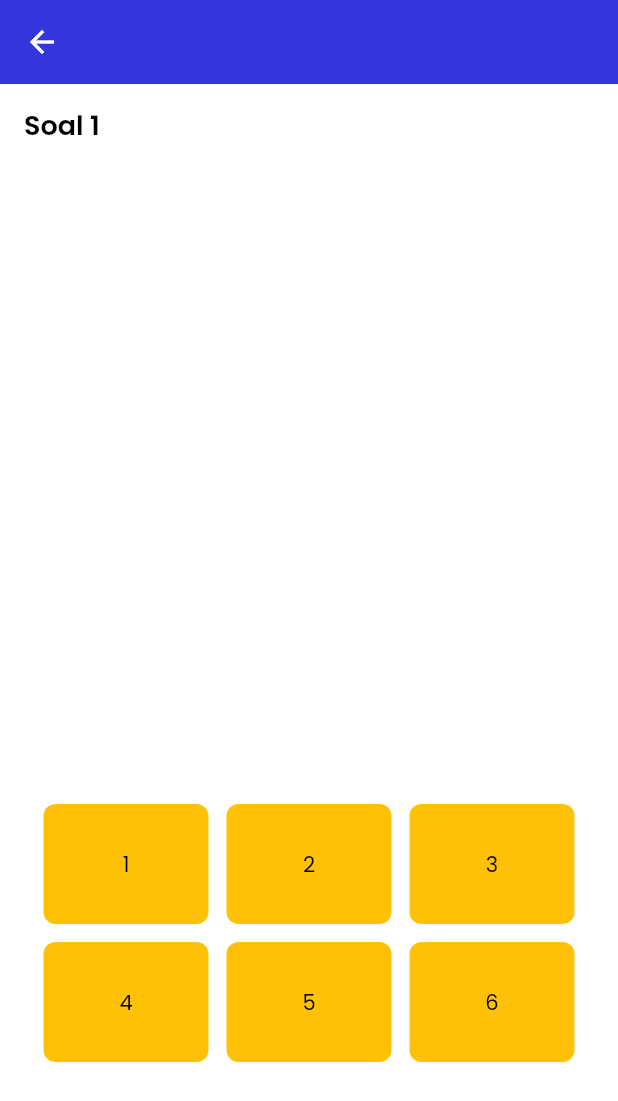
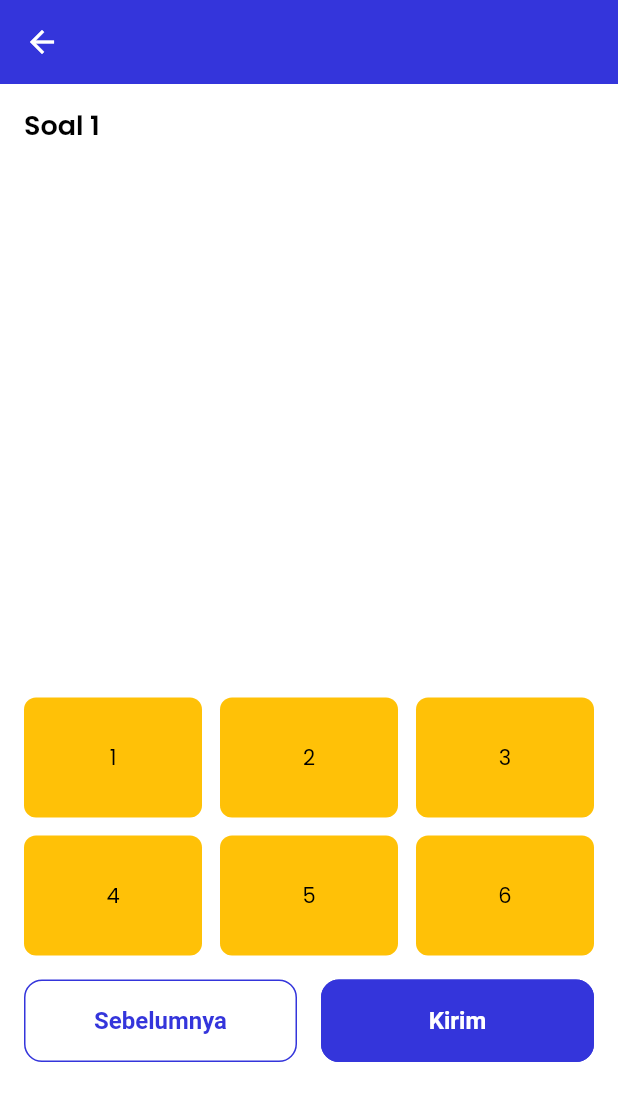
Before and after one commit to penhele/math-application, a Flutter app: the QuizScreen screen opened directly, on a phone screen of 412 x 824 dp. Shown: the top 1101 px of the screen. Run offline on Flutter 3.47's test engine with Material 3 defaults, Android fonts, the light colour scheme and no system bars; our stand-ins replace flutter_switch, get, iconsax, shared_preferences; accounts and stored records are empty.

Commit message:
refactor: add answer container in quiz screen

```diff
--- a/lib/ui/quiz/quiz.dart
+++ b/lib/ui/quiz/quiz.dart
@@ -12,6 +12,7 @@ class QuizScreen extends StatelessWidget {
       body: Stack(
         children: [
           PageView(
+            physics: NeverScrollableScrollPhysics(),
             children: [
               QuizPage(title: 'Soal 1'),
               QuizPage(title: 'Soal 2'),
--- a/lib/ui/quiz/quiz_page.dart
+++ b/lib/ui/quiz/quiz_page.dart
@@ -19,27 +19,56 @@ class QuizPage extends StatelessWidget {
             crossAxisAlignment: CrossAxisAlignment.start,
             children: [
               MSectionHeading(title: title),
-              SizedBox(height: MSizes.spaceBtwItems),
+              const SizedBox(height: MSizes.spaceBtwItems),
             ],
           ),
-
           Positioned(
             bottom: 100,
             right: 0,
             left: 0,
-            child: Center(
-              child: Wrap(
-                spacing: MSizes.spaceBtwMenu,
-                runSpacing: MSizes.spaceBtwMenu,
-                children: [
-                  AnswerCard(answer: '1'),
-                  AnswerCard(answer: '2'),
-                  AnswerCard(answer: '3'),
-                  AnswerCard(answer: '4'),
-                  AnswerCard(answer: '5'),
-                  AnswerCard(answer: '6'),
-                ],
-              ),
+            child: Column(
+              children: [
+                LayoutBuilder(
+                  builder: (context, constraints) {
+                    const itemPerRow = 3;
+                    final totalSpacing = (itemPerRow - 1) * MSizes.spaceBtwMenu;
+                    final itemWidth =
+                        (constraints.maxWidth - totalSpacing) / itemPerRow;
+
+                    return Wrap(
+                      spacing: MSizes.spaceBtwMenu,
+                      runSpacing: MSizes.spaceBtwMenu,
+                      children: [
+                        for (var answer in ['1', '2', '3', '4', '5', '6'])
+                          SizedBox(
+                            width: itemWidth,
+                            child: AnswerCard(answer: answer),
+                          ),
+                      ],
+                    );
+                  },
+                ),
+
+                SizedBox(height: MSizes.spaceBtwItems),
+
+                Row(
+                  children: [
+                    Expanded(
+                      child: OutlinedButton(
+                        onPressed: () {},
+                        child: Text('Sebelumnya'),
+                      ),
+                    ),
+                    SizedBox(width: MSizes.spaceBtwItems),
+                    Expanded(
+                      child: ElevatedButton(
+                        onPressed: () {},
+                        child: Text('Kirim'),
+                      ),
+                    ),
+                  ],
+                ),
+              ],
             ),
           ),
         ],
--- a/lib/ui/widget/quiz_card.dart
+++ b/lib/ui/widget/quiz_card.dart
@@ -1,7 +1,9 @@
 import 'package:flutter/material.dart';
+import 'package:get/get.dart';
 
 import '../../utils/constant/colors.dart';
 import '../../utils/constant/sizes.dart';
+import '../quiz/quiz.dart';
 
 class QuizCard extends StatelessWidget {
   const QuizCard({
@@ -11,7 +13,6 @@ class QuizCard extends StatelessWidget {
     required this.color,
     required this.top,
     required this.title,
-    required this.onPressed,
   });
 
   final double height;
@@ -19,12 +20,11 @@ class QuizCard extends StatelessWidget {
   final Color color;
   final bool top;
   final String title;
-  final VoidCallback onPressed;
 
   @override
   Widget build(BuildContext context) {
     return InkWell(
-      onTap: onPressed,
+      onTap: () => Get.to(() => QuizScreen()),
       borderRadius: BorderRadius.circular(MSizes.borderRadiusLg),
       splashColor: color.withValues(alpha: 0.2),
       child: Container(
--- a/lib/ui/widget/quiz_container.dart
+++ b/lib/ui/widget/quiz_container.dart
@@ -1,10 +1,8 @@
 import 'package:flutter/material.dart';
-import 'package:get/get.dart';
 
 import '../../utils/constant/colors.dart';
 import '../../utils/constant/sizes.dart';
 import '../../utils/helper/helper_function.dart';
-import '../quiz/quiz.dart';
 import 'quiz_card.dart';
 
 class QuizContainer extends StatelessWidget {
@@ -21,7 +19,6 @@ class QuizContainer extends StatelessWidget {
           crossAxisAlignment: CrossAxisAlignment.start,
           children: [
             QuizCard(
-              onPressed: () => Get.to(() => QuizScreen()),
               title: 'Penjumlahan',
               height: 220,
               totalQuestions: 10,
@@ -30,7 +27,6 @@ class QuizContainer extends StatelessWidget {
             ),
             const SizedBox(height: MSizes.spaceBtwMenu),
             QuizCard(
-              onPressed: () {},
               title: 'Pengurangan',
               height: 180,
               totalQuestions: 10,
@@ -44,7 +40,6 @@ class QuizContainer extends StatelessWidget {
           crossAxisAlignment: CrossAxisAlignment.start,
           children: [
             QuizCard(
-              onPressed: () {},
               title: 'Perkalian',
               height: 180,
               totalQuestions: 10,
@@ -53,7 +48,6 @@ class QuizContainer extends StatelessWidget {
             ),
             const SizedBox(height: MSizes.spaceBtwMenu),
             QuizCard(
-              onPressed: () {},
               title: 'Pembagian',
               height: 220,
               totalQuestions: 10,
```
